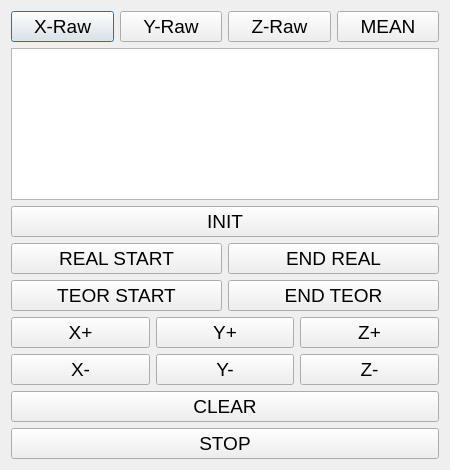
First picture: the form in client/ui/main.ui, repository rpopov94/MAGNETICK, before the edit.
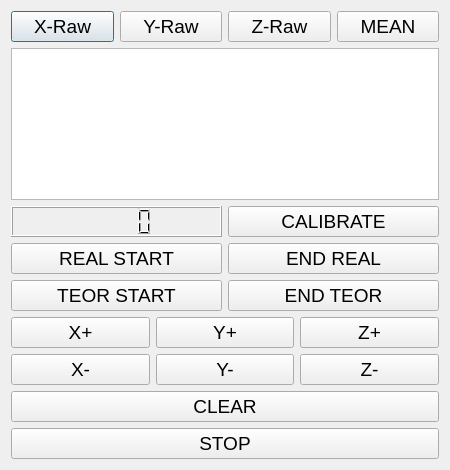
Second picture: the form after the edit.

What changed in the file:
```diff
--- a/client/ui/main.ui
+++ b/client/ui/main.ui
@@ -68,11 +68,18 @@
     <widget class="QTextBrowser" name="textBrowser"/>
    </item>
    <item>
-    <widget class="QPushButton" name="init_p">
-     <property name="text">
-      <string>INIT</string>
-     </property>
-    </widget>
+    <layout class="QHBoxLayout" name="calibrLayout">
+     <item>
+      <widget class="QLCDNumber" name="lcdZ"/>
+     </item>
+     <item>
+      <widget class="QPushButton" name="calibrate">
+       <property name="text">
+        <string>CALIBRATE</string>
+       </property>
+      </widget>
+     </item>
+    </layout>
    </item>
    <item>
     <layout class="QGridLayout" name="gridLayout_2">
```
Left out of the diff: 14 changed lines with no effect on the pictures.
